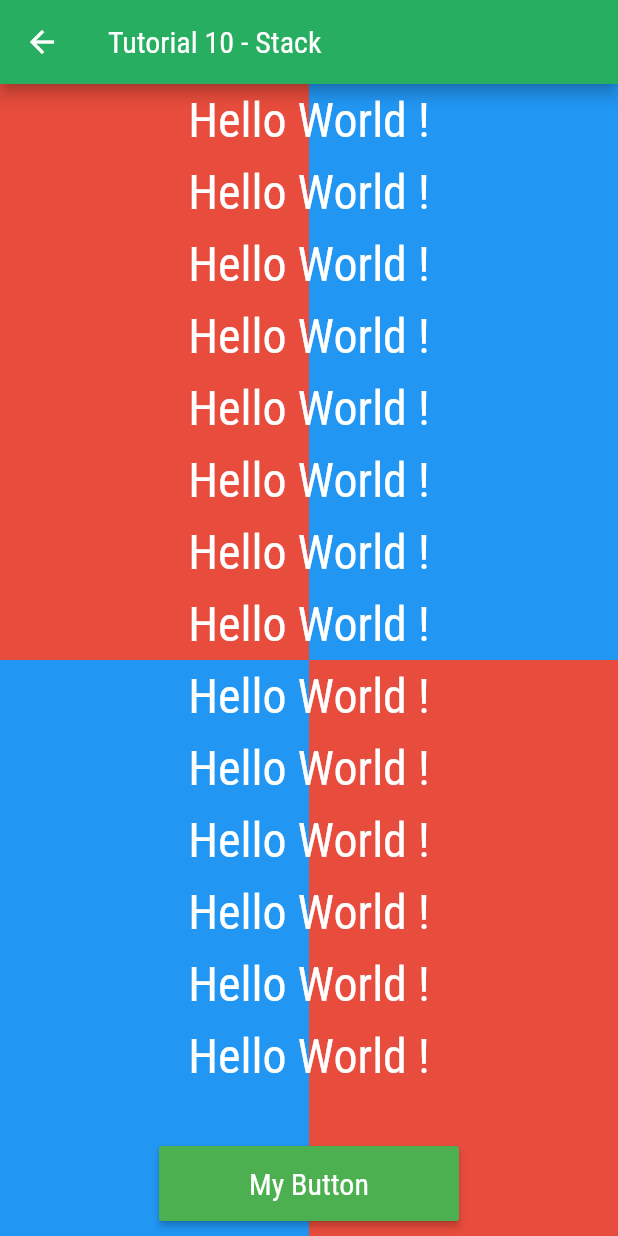
After one commit to prakosoajisasmito/flutter_tutorial, a Flutter app: the TutorialSepuluh screen opened directly, on a phone screen of 412 x 824 dp. The commit adds this screen. Run offline on Flutter 3.47's test engine with Material 2 defaults, Android fonts, the phone set to English and light mode, and no system bars.

Commit message:
Update Tutorial 6 - 11

```diff
--- /dev/null
+++ b/lib/page/tutorial10.dart
@@ -0,0 +1,201 @@
+import 'package:flutter/material.dart';
+
+class TutorialSepuluh extends StatelessWidget {
+  const TutorialSepuluh({Key key}) : super(key: key);
+
+  @override
+  Widget build(BuildContext context) {
+    return Scaffold(
+      backgroundColor: Color(0xff2ecc71),
+      appBar: AppBar(
+        title: Text('Tutorial 10 - Stack'),
+        flexibleSpace: Container(
+          decoration: BoxDecoration(
+            gradient: LinearGradient(
+              colors: [Color(0xff27ae60), Color(0xff27ae60)],
+              begin: FractionalOffset.topLeft,
+              end: FractionalOffset.bottomRight,
+            ),
+          ),
+        ),
+      ),
+      body: Stack(
+        children: <Widget>[
+          Column(
+            children: <Widget>[
+              Flexible(
+                flex: 1,
+                child: Row(
+                  children: <Widget>[
+                    Flexible(
+                      flex: 1,
+                      child: Container(
+                        color: Color(0XFFe74c3c),
+                      ),
+                    ),
+                    Flexible(
+                      flex: 1,
+                      child: Container(
+                        color: Colors.blue,
+                      ),
+                    ),
+                  ],
+                ),
+              ),
+              Flexible(
+                flex: 1,
+                child: Row(
+                  children: <Widget>[
+                    Flexible(
+                      flex: 1,
+                      child: Container(
+                        color: Colors.blue,
+                      ),
+                    ),
+                    Flexible(
+                      flex: 1,
+                      child: Container(
+                        color: Color(0XFFe74c3c),
+                      ),
+                    ),
+                  ],
+                ),
+              ),
+            ],
+          ),
+          ListView(
+            children: <Widget>[
+              Container(
+                alignment: Alignment.center,
+                margin: EdgeInsets.all(5),
+                child: Text(
+                  "Hello World !",
+                  style: TextStyle(fontSize: 32, color: Colors.white),
+                ),
+              ),
+              Container(
+                alignment: Alignment.center,
+                margin: EdgeInsets.all(5),
+                child: Text(
+                  "Hello World !",
+                  style: TextStyle(fontSize: 32, color: Colors.white),
+                ),
+              ),
+              Container(
+                alignment: Alignment.center,
+                margin: EdgeInsets.all(5),
+                child: Text(
+                  "Hello World !",
+                  style: TextStyle(fontSize: 32, color: Colors.white),
+                ),
+              ),
+              Container(
+                alignment: Alignment.center,
+                margin: EdgeInsets.all(5),
+                child: Text(
+                  "Hello World !",
+                  style: TextStyle(fontSize: 32, color: Colors.white),
+                ),
+              ),
+              Container(
+                alignment: Alignment.center,
+                margin: EdgeInsets.all(5),
+                child: Text(
+                  "Hello World !",
+                  style: TextStyle(fontSize: 32, color: Colors.white),
+                ),
+              ),
+              Container(
+                alignment: Alignment.center,
+                margin: EdgeInsets.all(5),
+                child: Text(
+                  "Hello World !",
+                  style: TextStyle(fontSize: 32, color: Colors.white),
+                ),
+              ),
+              Container(
+                alignment: Alignment.center,
+                margin: EdgeInsets.all(5),
+                child: Text(
+                  "Hello World !",
+                  style: TextStyle(fontSize: 32, color: Colors.white),
+                ),
+              ),
+              Container(
+                alignment: Alignment.center,
+                margin: EdgeInsets.all(5),
+                child: Text(
+                  "Hello World !",
+                  style: TextStyle(fontSize: 32, color: Colors.white),
+                ),
+              ),
+              Container(
+                alignment: Alignment.center,
+                margin: EdgeInsets.all(5),
+                child: Text(
+                  "Hello World !",
+                  style: TextStyle(fontSize: 32, color: Colors.white),
+                ),
+              ),
+              Container(
+                alignment: Alignment.center,
+                margin: EdgeInsets.all(5),
+                child: Text(
+                  "Hello World !",
+                  style: TextStyle(fontSize: 32, color: Colors.white),
+                ),
+              ),
+              Container(
+                alignment: Alignment.center,
+                margin: EdgeInsets.all(5),
+                child: Text(
+                  "Hello World !",
+                  style: TextStyle(fontSize: 32, color: Colors.white),
+                ),
+              ),
+              Container(
+                alignment: Alignment.center,
+                margin: EdgeInsets.all(5),
+                child: Text(
+                  "Hello World !",
+                  style: TextStyle(fontSize: 32, color: Colors.white),
+                ),
+              ),
+              Container(
+                alignment: Alignment.center,
+                margin: EdgeInsets.all(5),
+                child: Text(
+                  "Hello World !",
+                  style: TextStyle(fontSize: 32, color: Colors.white),
+                ),
+              ),
+              Container(
+                alignment: Alignment.center,
+                margin: EdgeInsets.all(5),
+                child: Text(
+                  "Hello World !",
+                  style: TextStyle(fontSize: 32, color: Colors.white),
+                ),
+              ),
+            ],
+          ),
+          Align(
+              alignment: Alignment.bottomCenter,
+              child: Container(
+                margin: EdgeInsets.only(bottom: 10),
+                height: 50,
+                width: 200,
+                child: RaisedButton(
+                  color: Colors.green,
+                  child: Text(
+                    'My Button',
+                    style: TextStyle(fontSize: 20, color: Colors.white),
+                  ),
+                  onPressed: () {},
+                ),
+              )),
+        ],
+      ),
+    );
+  }
+}
```
Also changed, not shown: lib/model/menu.dart (+47 -1 lines), lib/page/tutorial11.dart (added, +50 -0 lines), lib/page/tutorial6.dart (added, +81 -0 lines), lib/page/tutorial7.dart (added, +73 -0 lines), lib/page/tutorial8.dart (added, +92 -0 lines), lib/page/tutorial9.dart (added, +122 -0 lines), lib/styles/icon_style.dart (+7 -0 lines), pubspec.yaml (+7 -0 lines), assets/images/bg1.jpg (added), assets/images/bg2.jpg (added), assets/images/bg3.jpg (added), assets/images/logo.png (added), assets/images/pattern1.png (added), assets/images/pattern2.png (added), 2 more files.
